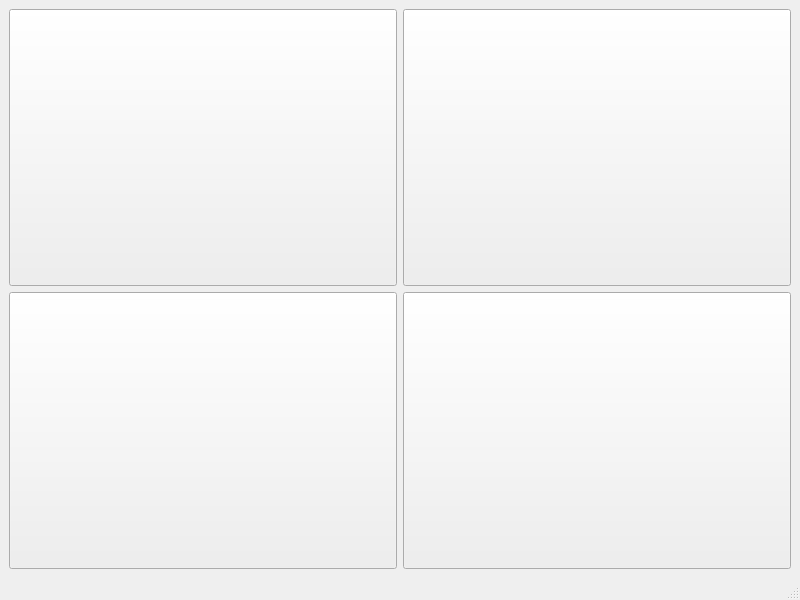
The window that mainwindow.ui (kia-far/QtDBS) describes before a commit, drawn with Qt 5.
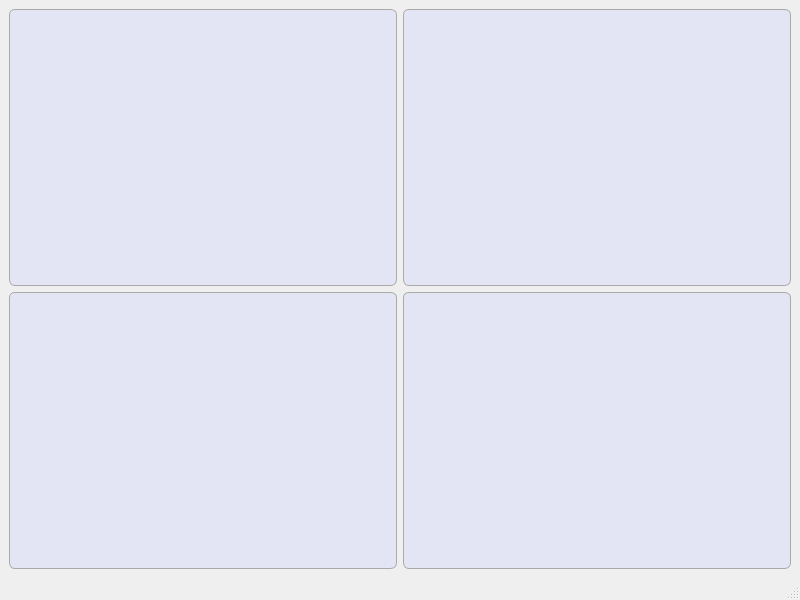
The same window after the commit. Icons and pictures are not drawn.

Commit message: added stylesheet for buttons

```diff
--- a/mainwindow.ui
+++ b/mainwindow.ui
@@ -14,7 +14,30 @@
    <string>MainWindow</string>
   </property>
   <property name="styleSheet">
-   <string notr="true">font: 12pt &quot;Segoe UI&quot;;</string>
+   <string notr="true">QPushButton {
+    background-color: rgb(228, 229, 244); /* Light gray background */
+    border: 1px solid #a9a9a9; /* Darker gray border for a 3D effect */
+    border-radius: 6px; /* Rounded corners */
+    padding: 5px 10px; /* Padding for a button-like appearance */
+    color: black; /* Text color */
+    
+    /* Subtle gradient for a shiny effect */
+    background: qlineargradient(spread:pad, x1:0, y1:0, x2:0, y2:1, 
+                                stop:0 #f0f0f0, stop:1 #d3d3d3);
+}
+
+QPushButton:hover {
+    background-color: #e6e6e6; /* Change to a lighter shade on hover */
+    border-color: #b0b0b0; /* Change border color on hover */
+}
+
+QPushButton:pressed {
+    background-color: #bfbfbf; /* Darker gray when pressed */
+    border-color: #808080; /* Slightly darker border when pressed */
+}
+
+
+QWidget {font: 12pt &quot;Segoe UI&quot;;}</string>
   </property>
   <property name="toolButtonStyle">
    <enum>Qt::ToolButtonStyle::ToolButtonTextBesideIcon</enum>
```
The commit also changes 29 other files.
